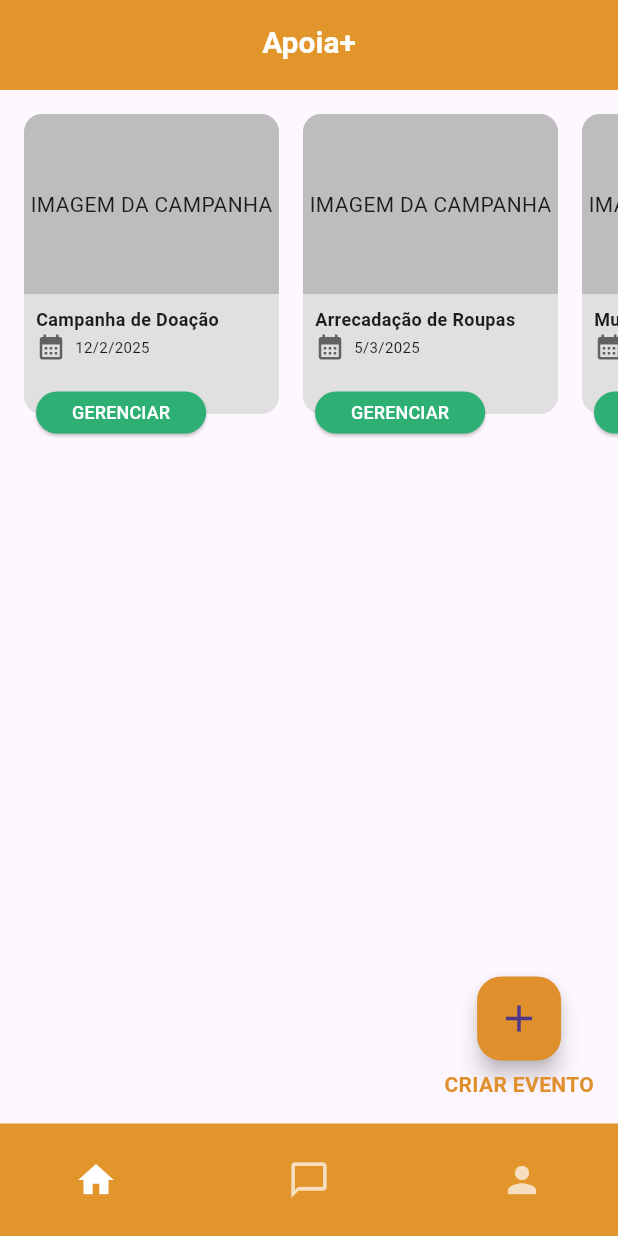
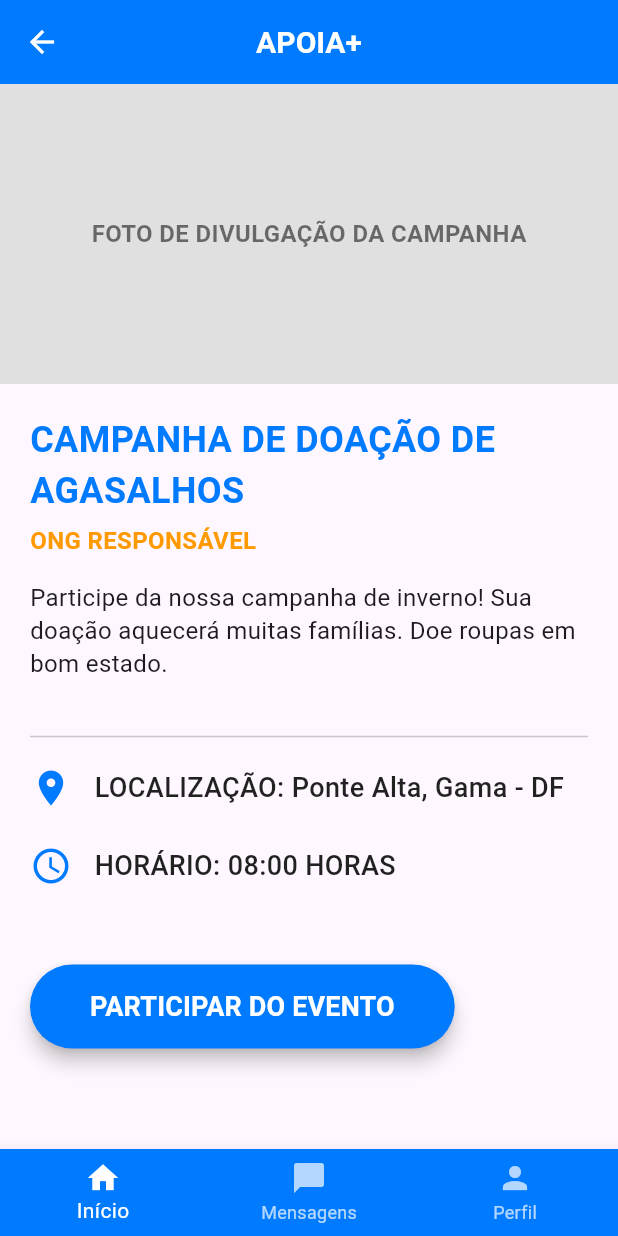
Before and after one commit to fga-eps-mds/2025.2-Gilgamesh, a Flutter app: the screen it shows after launch, on a phone screen of 412 x 824 dp. Run offline on Flutter 3.47's test engine with Material 3 defaults, Android fonts, the phone set to English and light mode, and no system bars.

Commit message:
Criação da pasta doador para as telas de doador, widgwts de barra superior e inferior para as telas de doador na cor azul e criação das telas de visualizar um evento e se inscrever

```diff
--- a/mobile_apoia/lib/main.dart
+++ b/mobile_apoia/lib/main.dart
@@ -1,5 +1,8 @@
 import 'package:flutter/material.dart';
-import 'package:mobile_apoia/telas/tela_lista_de_eventos.dart'; //importa a primeira pagina
+// Importa a tela do Doador
+import 'package:mobile_apoia/telas/doador/visualizar_evento_doador.dart';
+//  Importa o modelo de Evento
+import 'package:mobile_apoia/models/event.dart';
 
 void main() {
   runApp(const MeuApp());
@@ -10,10 +13,25 @@ class MeuApp extends StatelessWidget {
 
   @override
   Widget build(BuildContext context) {
+    final Event mockEvent = Event(
+
+      id: 1,
+      nome: 'Campanha de Doação de Agasalhos',
+      descricao: 'Participe da nossa campanha de inverno! Sua doação aquecerá muitas famílias. Doe roupas em bom estado.',
+
+
+      date: DateTime(2025, 12, 15),
+
+      location: 'Ponte Alta, Gama - DF',
+      totalVagas: 50,
+      participantes: 10,
+      ongId: 1,
+    );
+
     return MaterialApp(
       debugShowCheckedModeBanner: false,
       title: 'Apoia+',
-      home: const TelaListaDeEventos(),
+      home: DetalhesDoadorTela(event: mockEvent),
     );
   }
 }
--- /dev/null
+++ b/mobile_apoia/lib/telas/doador/visualizar_evento_doador.dart
@@ -0,0 +1,151 @@
+import 'package:flutter/material.dart';
+import '/models/event.dart';
+import '/widgets/barra_inferior_superior_tela_doador.dart';
+import 'sucesso_inscricao_tela.dart';
+
+const Color corAzulPrincipal = Color(0xFF007AFF);
+const Color corLaranjaONG = Color(0xFFFF9900);
+
+class DetalhesDoadorTela extends StatelessWidget {
+  final Event event;
+
+  const DetalhesDoadorTela({super.key, required this.event});
+
+
+  Widget _buildDetailRow(IconData icon, String text) {
+
+    return Padding(
+      padding: const EdgeInsets.symmetric(vertical: 12.0),
+      child: Row(
+        crossAxisAlignment: CrossAxisAlignment.center,
+        children: [
+          Icon(icon, color: corAzulPrincipal, size: 28),
+          const SizedBox(width: 15),
+          Expanded(
+            child: Text(
+              text,
+              style: const TextStyle(
+                fontSize: 18,
+                color: Colors.black87,
+                fontWeight: FontWeight.w500,
+              ),
+            ),
+          ),
+        ],
+      ),
+    );
+  }
+
+  void _confirmarParticipacao(BuildContext context) {
+    Navigator.push(
+      context,
+      MaterialPageRoute(
+        builder: (context) => const SucessoInscricaoTela(),
+      ),
+    );
+  }
+
+  @override
+  Widget build(BuildContext context) {
+    return Scaffold(
+
+      appBar: const SuperiorBarDoador(showBackButton: true),
+
+      body: SingleChildScrollView(
+        child: Column(
+          crossAxisAlignment: CrossAxisAlignment.stretch,
+          children: <Widget>[
+
+            Container(
+              height: 200,
+              color: Colors.grey.shade300,
+              alignment: Alignment.center,
+              child: const Text(
+                'FOTO DE DIVULGAÇÃO DA CAMPANHA',
+                style: TextStyle(
+                  color: Colors.black54,
+                  fontWeight: FontWeight.bold,
+                  fontSize: 16,
+                ),
+              ),
+            ),
+
+
+            Padding(
+              padding: const EdgeInsets.all(20.0),
+              child: Column(
+                crossAxisAlignment: CrossAxisAlignment.start,
+                children: <Widget>[
+                  // Título e ONG Responsável
+                  Text(
+                    event.nome.toUpperCase(),
+                    style: const TextStyle(
+                      fontSize: 24,
+                      fontWeight: FontWeight.bold,
+                      color: corAzulPrincipal,
+                    ),
+                  ),
+                  const SizedBox(height: 5),
+                  const Text(
+                    'ONG RESPONSÁVEL',
+                    style: TextStyle(
+                      fontSize: 16,
+                      color: corLaranjaONG,
+                      fontWeight: FontWeight.bold,
+                    ),
+                  ),
+                  const SizedBox(height: 15),
+
+                  Text(
+                    event.descricao,
+                    style: const TextStyle(fontSize: 16, height: 1.4),
+                  ),
+                  const SizedBox(height: 30),
+
+                  const Divider(),
+
+                  _buildDetailRow(
+                    Icons.location_on,
+                    'LOCALIZAÇÃO: ${event.location}',
+                  ),
+
+
+                  _buildDetailRow(
+                    Icons.access_time,
+                    'HORÁRIO: 08:00 HORAS',
+                  ),
+                  const SizedBox(height: 40),
+
+                  ElevatedButton(
+                    onPressed: () => _confirmarParticipacao(context),
+                    style: ElevatedButton.styleFrom(
+                      backgroundColor: corAzulPrincipal,
+                      foregroundColor: Colors.white,
+                      padding: const EdgeInsets.symmetric(horizontal: 40, vertical: 15),
+                      shape: RoundedRectangleBorder(
+                        borderRadius: BorderRadius.circular(30),
+                      ),
+                      elevation: 5,
+                    ),
+                    child: const Text(
+                      'PARTICIPAR DO EVENTO',
+                      style: TextStyle(fontSize: 18, fontWeight: FontWeight.bold),
+                    ),
+                  ),
+                  const SizedBox(height: 20),
+                ],
+              ),
+            ),
+          ],
+        ),
+      ),
+
+      bottomNavigationBar: BottomNavBarDoador(
+        iconSelecionado: 0,
+        onTap: (index) {
+
+        },
+      ),
+    );
+  }
+}
--- /dev/null
+++ b/mobile_apoia/lib/widgets/barra_inferior_superior_tela_doador.dart
@@ -0,0 +1,89 @@
+import 'package:flutter/material.dart';
+
+// Cores (Tema Doador)
+const Color corAzulPrincipal = Color(0xFF007AFF);
+const Color corLaranjaONG = Color(0xFFFF9900);
+
+//  BARRA SUPERIOR
+class SuperiorBarDoador extends StatelessWidget implements PreferredSizeWidget {
+  final bool showBackButton;
+
+  const SuperiorBarDoador({super.key, this.showBackButton = false});
+
+  @override
+  Size get preferredSize => const Size.fromHeight(kToolbarHeight);
+
+  @override
+  Widget build(BuildContext context) {
+    return AppBar(
+      backgroundColor: corAzulPrincipal,
+      elevation: 0,
+
+      leading: showBackButton
+          ? IconButton(
+              icon: const Icon(Icons.arrow_back, color: Colors.white),
+              onPressed: () => Navigator.of(context).pop(),
+            )
+          : null,
+
+      title: const Text(
+        'APOIA+',
+        style: TextStyle(
+          color: Colors.white,
+          fontWeight: FontWeight.bold,
+          fontSize: 20,
+        ),
+      ),
+      centerTitle: true,
+
+      automaticallyImplyLeading: false,
+    );
+  }
+}
+
+
+class BottomNavBarDoador extends StatelessWidget {
+  final int iconSelecionado;
+  final ValueChanged<int> onTap;
+
+  const BottomNavBarDoador({
+    super.key,
+    required this.iconSelecionado,
+    required this.onTap,
+  });
+
+  @override
+  Widget build(BuildContext context) {
+    return BottomNavigationBar(
+
+      backgroundColor: corAzulPrincipal,
+
+      currentIndex: iconSelecionado,
+      onTap: onTap,
+
+      items: <BottomNavigationBarItem>[
+
+        BottomNavigationBarItem(
+          icon: Icon(Icons.home, color: iconSelecionado == 0 ? Colors.white : Colors.white70),
+          label: 'Início',
+        ),
+
+        BottomNavigationBarItem(
+          icon: Icon(Icons.chat_bubble, color: iconSelecionado == 1 ? Colors.white : Colors.white70),
+          label: 'Mensagens',
+        ),
+
+        BottomNavigationBarItem(
+          icon: Icon(Icons.person, color: iconSelecionado == 2 ? Colors.white : Colors.white70),
+          label: 'Perfil',
+        ),
+      ],
+
+
+      selectedItemColor: Colors.white,
+      unselectedItemColor: Colors.white70,
+      showUnselectedLabels: true,
+      type: BottomNavigationBarType.fixed,
+    );
+  }
+}
```
Also changed, not shown: mobile_apoia/lib/telas/doador/sucesso_inscricao_tela.dart (added, +88 -0 lines).
